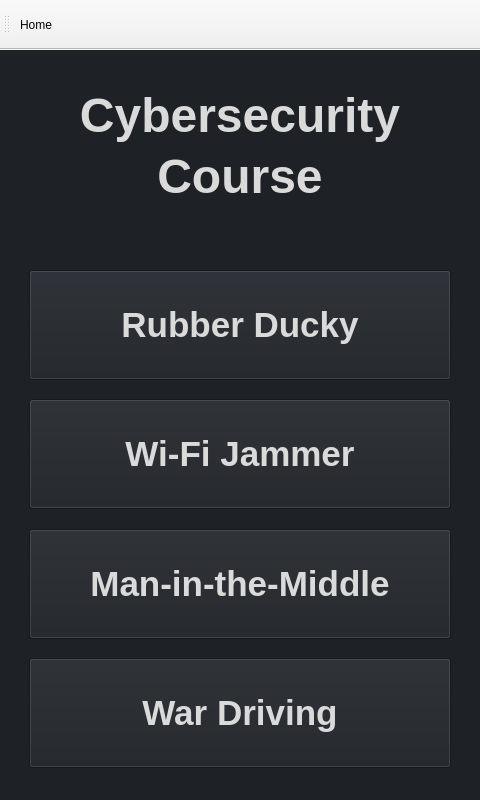
Before: the Qt Designer form QT_Application/QT_Application/main_window.ui in GeekTech-mirror/qt-cybersecurity_lesson, drawn with Qt 5.
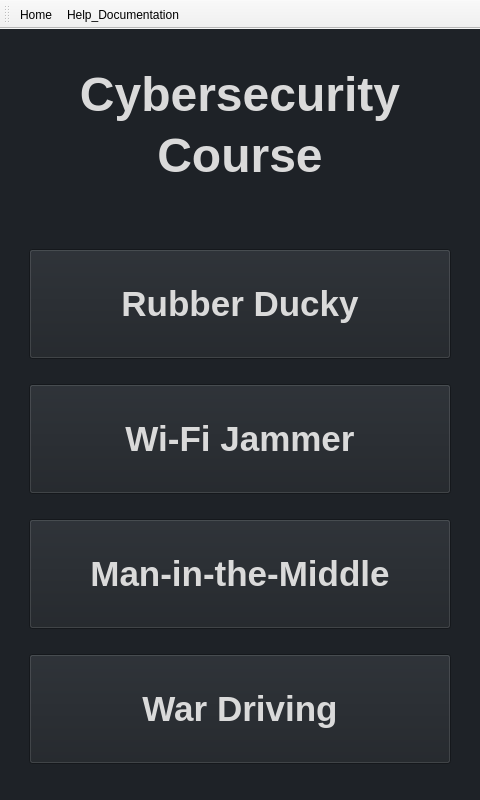
After: the same form once the commit is applied. Icons and pictures are not drawn.

Commit message: Update Yocto Documentation

Diff of the .ui file:
```diff
--- a/QT_Application/QT_Application/main_window.ui
+++ b/QT_Application/QT_Application/main_window.ui
@@ -45,9 +45,93 @@
    </property>
    <property name="palette">
     <palette>
-     <active/>
-     <inactive/>
-     <disabled/>
+     <active>
+      <colorrole role="Button">
+       <brush brushstyle="SolidPattern">
+        <color alpha="255">
+         <red>30</red>
+         <green>34</green>
+         <blue>39</blue>
+        </color>
+       </brush>
+      </colorrole>
+      <colorrole role="Base">
+       <brush brushstyle="SolidPattern">
+        <color alpha="255">
+         <red>30</red>
+         <green>34</green>
+         <blue>39</blue>
+        </color>
+       </brush>
+      </colorrole>
+      <colorrole role="Window">
+       <brush brushstyle="SolidPattern">
+        <color alpha="255">
+         <red>30</red>
+         <green>34</green>
+         <blue>39</blue>
+        </color>
+       </brush>
+      </colorrole>
+     </active>
+     <inactive>
+      <colorrole role="Button">
+       <brush brushstyle="SolidPattern">
+        <color alpha="255">
+         <red>30</red>
+         <green>34</green>
+         <blue>39</blue>
+        </color>
+       </brush>
+      </colorrole>
+      <colorrole role="Base">
+       <brush brushstyle="SolidPattern">
+        <color alpha="255">
+         <red>30</red>
+         <green>34</green>
+         <blue>39</blue>
+        </color>
+       </brush>
+      </colorrole>
+      <colorrole role="Window">
+       <brush brushstyle="SolidPattern">
+        <color alpha="255">
+         <red>30</red>
+         <green>34</green>
+         <blue>39</blue>
+        </color>
+       </brush>
+      </colorrole>
+     </inactive>
+     <disabled>
+      <colorrole role="Button">
+       <brush brushstyle="SolidPattern">
+        <color alpha="255">
+         <red>30</red>
+         <green>34</green>
+         <blue>39</blue>
+        </color>
+       </brush>
+      </colorrole>
+      <colorrole role="Base">
+       <brush brushstyle="SolidPattern">
+        <color alpha="255">
+         <red>30</red>
+         <green>34</green>
+         <blue>39</blue>
+        </color>
+       </brush>
+      </colorrole>
+      <colorrole role="Window">
+       <brush brushstyle="SolidPattern">
+        <color alpha="255">
+         <red>30</red>
+         <green>34</green>
+         <blue>39</blue>
+        </color>
+       </brush>
+      </colorrole>
+     </disabled>
     </palette>
    </property>
    <property name="styleSheet">
@@ -2675,13 +2759,19 @@
   <widget class="QToolBar" name="toolBar">
    <property name="minimumSize">
     <size>
-     <width>480</width>
-     <height>50</height>
+     <width>0</width>
+     <height>0</height>
     </size>
    </property>
    <property name="windowTitle">
     <string>Tool_Bar</string>
    </property>
+   <property name="iconSize">
+    <size>
+     <width>32</width>
+     <height>32</height>
+    </size>
+   </property>
    <attribute name="toolBarArea">
     <enum>TopToolBarArea</enum>
    </attribute>
@@ -2689,6 +2779,7 @@
     <bool>false</bool>
    </attribute>
    <addaction name="action_home"/>
+   <addaction name="action_help"/>
   </widget>
   <action name="action_home">
    <property name="icon">
@@ -2697,8 +2788,13 @@
    <property name="text">
     <string>Home</string>
    </property>
-   <property name="toolTip">
-    <string>user-home</string>
+  </action>
+  <action name="action_help">
+   <property name="icon">
+    <iconset theme="help-hint"/>
+   </property>
+   <property name="text">
+    <string>Help_Documentation</string>
    </property>
   </action>
  </widget>
```
Left out of the diff: 3 changed lines with no effect on the pictures. The commit also changes 6 other files.
